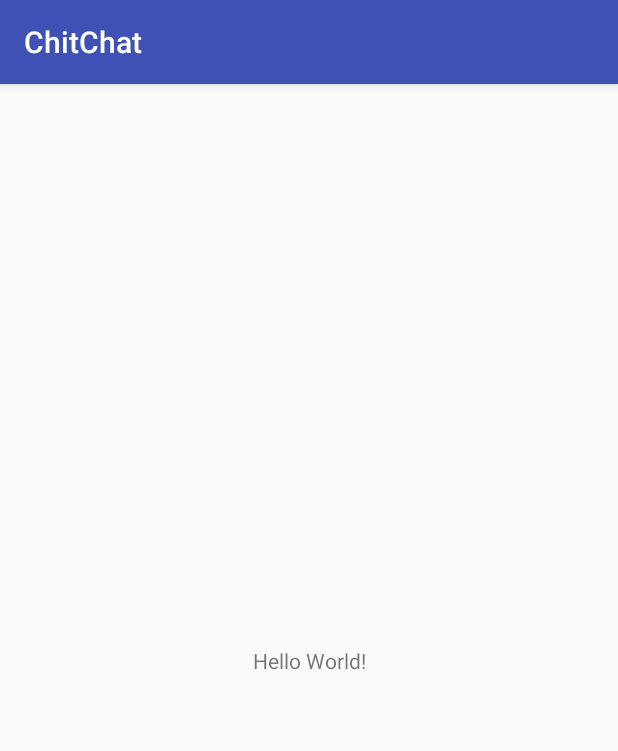
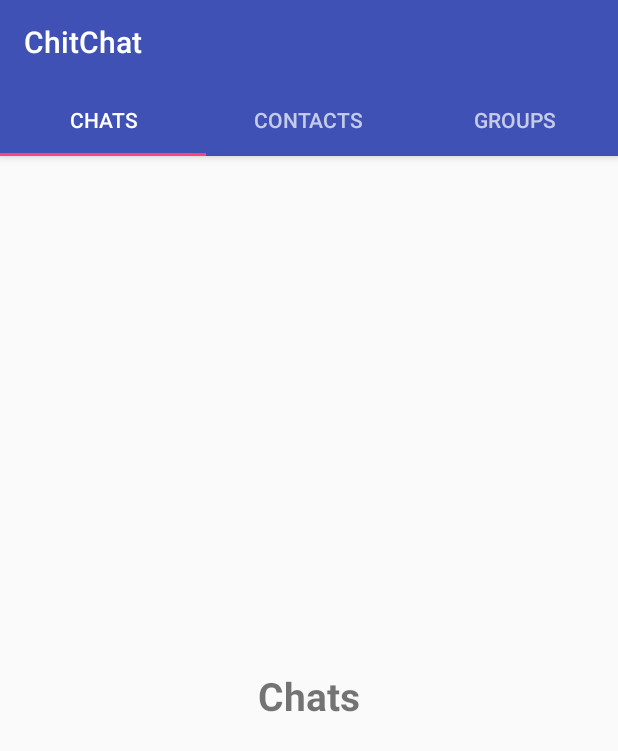
Before and after one commit to saugatchetry/ChitChat, an Android app: the screen it shows after launch (MainActivity), on a phone screen of 412 x 824 dp. Shown: the top 751 px of the screen. Run offline under Robolectric (Android 15) with nearby library versions, the phone set to English and light mode, and no system bars.

Commit message:
added tabs and fragments

```diff
--- a/app/build.gradle
+++ b/app/build.gradle
@@ -22,10 +22,12 @@ dependencies {
     implementation fileTree(dir: 'libs', include: ['*.jar'])
     //noinspection GradleCompatible
     implementation 'com.android.support:appcompat-v7:28.0.0-rc02'
+    implementation 'com.android.support:design:28.0.0-rc01'
     implementation 'com.android.support.constraint:constraint-layout:1.1.2'
     implementation 'com.google.firebase:firebase-auth:11.8.0'
     implementation 'com.google.firebase:firebase-database:11.8.0'
     implementation 'com.google.firebase:firebase-storage:11.8.0'
+    implementation 'com.android.support:support-v4:28.0.0-rc02'
     testImplementation 'junit:junit:4.12'
     androidTestImplementation 'com.android.support.test:runner:1.0.2'
     androidTestImplementation 'com.android.support.test.espresso:espresso-core:3.0.2'
--- /dev/null
+++ b/app/src/main/java/saugatchetry/com/chitchat/ChatsFragment.java
@@ -0,0 +1,29 @@
+package saugatchetry.com.chitchat;
+
+
+import android.os.Bundle;
+import android.support.v4.app.Fragment;
+import android.view.LayoutInflater;
+import android.view.View;
+import android.view.ViewGroup;
+
+
+/**
+ * A simple {@link Fragment} subclass.
+ */
+public class ChatsFragment extends Fragment {
+
+
+    public ChatsFragment() {
+        // Required empty public constructor
+    }
+
+
+    @Override
+    public View onCreateView(LayoutInflater inflater, ViewGroup container,
+                             Bundle savedInstanceState) {
+        // Inflate the layout for this fragment
+        return inflater.inflate(R.layout.fragment_chats, container, false);
+    }
+
+}
--- /dev/null
+++ b/app/src/main/java/saugatchetry/com/chitchat/ContactsFragment.java
@@ -0,0 +1,29 @@
+package saugatchetry.com.chitchat;
+
+
+import android.os.Bundle;
+import android.support.v4.app.Fragment;
+import android.view.LayoutInflater;
+import android.view.View;
+import android.view.ViewGroup;
+
+
+/**
+ * A simple {@link Fragment} subclass.
+ */
+public class ContactsFragment extends Fragment {
+
+
+    public ContactsFragment() {
+        // Required empty public constructor
+    }
+
+
+    @Override
+    public View onCreateView(LayoutInflater inflater, ViewGroup container,
+                             Bundle savedInstanceState) {
+        // Inflate the layout for this fragment
+        return inflater.inflate(R.layout.fragment_contacts, container, false);
+    }
+
+}
--- /dev/null
+++ b/app/src/main/java/saugatchetry/com/chitchat/GroupsFragment.java
@@ -0,0 +1,29 @@
+package saugatchetry.com.chitchat;
+
+
+import android.os.Bundle;
+import android.support.v4.app.Fragment;
+import android.view.LayoutInflater;
+import android.view.View;
+import android.view.ViewGroup;
+
+
+/**
+ * A simple {@link Fragment} subclass.
+ */
+public class GroupsFragment extends Fragment {
+
+
+    public GroupsFragment() {
+        // Required empty public constructor
+    }
+
+
+    @Override
+    public View onCreateView(LayoutInflater inflater, ViewGroup container,
+                             Bundle savedInstanceState) {
+        // Inflate the layout for this fragment
+        return inflater.inflate(R.layout.fragment_groups, container, false);
+    }
+
+}
--- a/app/src/main/java/saugatchetry/com/chitchat/MainActivity.java
+++ b/app/src/main/java/saugatchetry/com/chitchat/MainActivity.java
@@ -1,13 +1,33 @@
 package saugatchetry.com.chitchat;
 
+import android.support.design.widget.TabLayout;
+import android.support.v4.view.ViewPager;
 import android.support.v7.app.AppCompatActivity;
 import android.os.Bundle;
+import android.support.v7.widget.Toolbar;
 
 public class MainActivity extends AppCompatActivity {
+
+    private Toolbar toolbar;
+    private ViewPager myViewPager;
+    private TabLayout myTabLayout;
+
+    private TabsAccessorAdapter myTabsAccessorAdapter;
 
     @Override
     protected void onCreate(Bundle savedInstanceState) {
         super.onCreate(savedInstanceState);
         setContentView(R.layout.activity_main);
+
+        toolbar = (Toolbar) findViewById(R.id.main_page_toolbar);
+        setSupportActionBar(toolbar);
+        getSupportActionBar().setTitle("ChitChat");
+
+        myViewPager = (ViewPager) findViewById(R.id.main_tabs_pager);
+        myTabsAccessorAdapter = new TabsAccessorAdapter(getSupportFragmentManager());
+        myViewPager.setAdapter(myTabsAccessorAdapter);
+
+        myTabLayout = (TabLayout) findViewById(R.id.main_tabs);
+        myTabLayout.setupWithViewPager(myViewPager);
     }
 }
--- /dev/null
+++ b/app/src/main/java/saugatchetry/com/chitchat/TabsAccessorAdapter.java
@@ -0,0 +1,51 @@
+package saugatchetry.com.chitchat;
+
+import android.support.annotation.Nullable;
+import android.support.v4.app.Fragment;
+import android.support.v4.app.FragmentManager;
+import android.support.v4.app.FragmentPagerAdapter;
+
+public class TabsAccessorAdapter extends FragmentPagerAdapter {
+    public TabsAccessorAdapter(FragmentManager fm) {
+        super(fm);
+    }
+
+    @Override
+    public Fragment getItem(int i) {
+
+        switch (i){
+            case 0:
+                ChatsFragment chatsFragment = new ChatsFragment();
+                return chatsFragment;
+            case 1:
+                ContactsFragment contactsFragment = new ContactsFragment();
+                return contactsFragment;
+            case 2:
+                GroupsFragment groupsFragment = new GroupsFragment();
+                return groupsFragment;
+            default:
+                    return null;
+        }
+
+    }
+
+    @Override
+    public int getCount() {
+        return 3;
+    }
+
+    @Nullable
+    @Override
+    public CharSequence getPageTitle(int position) {
+        switch (position){
+            case 0:
+                return "Chats";
+            case 1:
+                return "Contacts";
+            case 2:
+                return "Groups";
+            default:
+                return null;
+        }
+    }
+}
--- a/app/src/main/res/layout/activity_main.xml
+++ b/app/src/main/res/layout/activity_main.xml
@@ -1,18 +1,37 @@
 <?xml version="1.0" encoding="utf-8"?>
-<android.support.constraint.ConstraintLayout xmlns:android="http://schemas.android.com/apk/res/android"
+<RelativeLayout xmlns:android="http://schemas.android.com/apk/res/android"
     xmlns:app="http://schemas.android.com/apk/res-auto"
     xmlns:tools="http://schemas.android.com/tools"
     android:layout_width="match_parent"
     android:layout_height="match_parent"
     tools:context=".MainActivity">
 
-    <TextView
-        android:layout_width="wrap_content"
+
+    <android.support.design.widget.AppBarLayout
+        android:id="@+id/appBarLayout"
+        android:layout_width="match_parent"
+        android:layout_height="wrap_content">
+
+        <include
+            layout="@layout/app_bar_layout"
+            android:id="@+id/main_page_toolbar">
+        </include>
+
+        <android.support.design.widget.TabLayout
+            android:id="@+id/main_tabs"
+            android:layout_width="match_parent"
+            android:layout_height="wrap_content"
+            android:theme="@style/ThemeOverlay.AppCompat.Dark.ActionBar">
+        </android.support.design.widget.TabLayout>
+
+    </android.support.design.widget.AppBarLayout>
+
+
+    <android.support.v4.view.ViewPager
+        android:id="@+id/main_tabs_pager"
+        android:layout_width="match_parent"
         android:layout_height="wrap_content"
-        android:text="Hello World!"
-        app:layout_constraintBottom_toBottomOf="parent"
-        app:layout_constraintLeft_toLeftOf="parent"
-        app:layout_constraintRight_toRightOf="parent"
-        app:layout_constraintTop_toTopOf="parent" />
+        android:layout_below="@+id/appBarLayout">
+    </android.support.v4.view.ViewPager>
 
-</android.support.constraint.ConstraintLayout>
+</RelativeLayout>
--- /dev/null
+++ b/app/src/main/res/layout/app_bar_layout.xml
@@ -0,0 +1,10 @@
+<?xml version="1.0" encoding="utf-8"?>
+<android.support.v7.widget.Toolbar
+    xmlns:android="http://schemas.android.com/apk/res/android"
+    android:id="@+id/main_app_bar"
+    android:background="@color/colorPrimary"
+    android:layout_width="match_parent"
+    android:layout_height="wrap_content"
+    android:theme="@style/ThemeOverlay.AppCompat.Dark.ActionBar">
+
+</android.support.v7.widget.Toolbar>
--- /dev/null
+++ b/app/src/main/res/layout/fragment_chats.xml
@@ -0,0 +1,17 @@
+<?xml version="1.0" encoding="utf-8"?>
+<RelativeLayout xmlns:android="http://schemas.android.com/apk/res/android"
+    xmlns:tools="http://schemas.android.com/tools"
+    android:layout_width="match_parent"
+    android:layout_height="match_parent"
+    tools:context=".ChatsFragment">
+
+    <!-- TODO: Update blank fragment layout -->
+    <TextView
+        android:layout_width="wrap_content"
+        android:layout_height="wrap_content"
+        android:text="Chats"
+        android:layout_centerInParent="true"
+        android:textSize="26sp"
+        android:textStyle="bold" />
+
+</RelativeLayout>
--- /dev/null
+++ b/app/src/main/res/layout/fragment_contacts.xml
@@ -0,0 +1,17 @@
+<?xml version="1.0" encoding="utf-8"?>
+<RelativeLayout xmlns:android="http://schemas.android.com/apk/res/android"
+    xmlns:tools="http://schemas.android.com/tools"
+    android:layout_width="match_parent"
+    android:layout_height="match_parent"
+    tools:context=".ContactsFragment">
+
+    <!-- TODO: Update blank fragment layout -->
+    <TextView
+        android:layout_width="wrap_content"
+        android:layout_height="wrap_content"
+        android:text="Contacts"
+        android:layout_centerInParent="true"
+        android:textSize="26sp"
+        android:textStyle="bold"/>
+
+</RelativeLayout>
--- /dev/null
+++ b/app/src/main/res/layout/fragment_groups.xml
@@ -0,0 +1,17 @@
+<?xml version="1.0" encoding="utf-8"?>
+<RelativeLayout xmlns:android="http://schemas.android.com/apk/res/android"
+    xmlns:tools="http://schemas.android.com/tools"
+    android:layout_width="match_parent"
+    android:layout_height="match_parent"
+    tools:context=".GroupsFragment">
+
+    <!-- TODO: Update blank fragment layout -->
+    <TextView
+        android:layout_width="wrap_content"
+        android:layout_height="wrap_content"
+        android:text="Groups"
+        android:layout_centerInParent="true"
+        android:textSize="26sp"
+        android:textStyle="bold"/>
+
+</RelativeLayout>
--- a/app/src/main/res/values/strings.xml
+++ b/app/src/main/res/values/strings.xml
@@ -1,3 +1,6 @@
 <resources>
     <string name="app_name">ChitChat</string>
+
+    <!-- TODO: Remove or change this placeholder text -->
+    <string name="hello_blank_fragment">Hello blank fragment</string>
 </resources>
--- a/app/src/main/res/values/styles.xml
+++ b/app/src/main/res/values/styles.xml
@@ -1,7 +1,7 @@
 <resources>
 
     <!-- Base application theme. -->
-    <style name="AppTheme" parent="Theme.AppCompat.Light.DarkActionBar">
+    <style name="AppTheme" parent="Theme.AppCompat.Light.NoActionBar">
         <!-- Customize your theme here. -->
         <item name="colorPrimary">@color/colorPrimary</item>
         <item name="colorPrimaryDark">@color/colorPrimaryDark</item>
```
Also changed, not shown: 1 other file.
